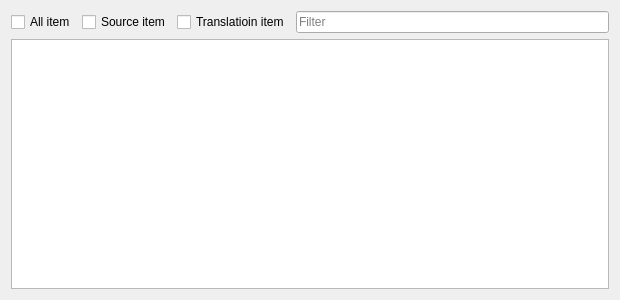
Before: the Qt Designer form xapps/xlinguist/src/tsfileview.ui in x-tools-author/x-tools, drawn with Qt 5.
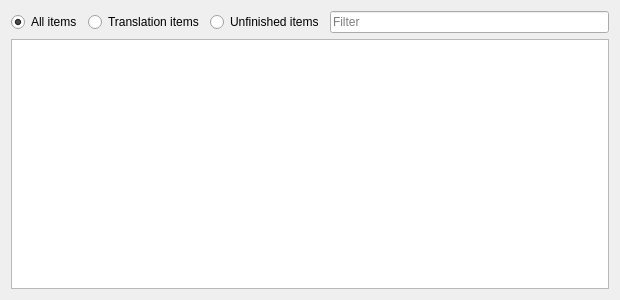
After: the same form once the commit is applied.

Patch:
```diff
--- a/xapps/xlinguist/src/tsfileview.ui
+++ b/xapps/xlinguist/src/tsfileview.ui
@@ -17,23 +17,26 @@
    <item row="0" column="0">
     <layout class="QHBoxLayout" name="horizontalLayout">
      <item>
-      <widget class="QCheckBox" name="checkBoxAll">
+      <widget class="QRadioButton" name="radioButtonAll">
        <property name="text">
-        <string>All item</string>
+        <string>All items</string>
        </property>
+       <property name="checked">
+        <bool>true</bool>
+       </property>
       </widget>
      </item>
      <item>
-      <widget class="QCheckBox" name="checkBoxSource">
+      <widget class="QRadioButton" name="radioButtonTranslation">
        <property name="text">
-        <string>Source item</string>
+        <string>Translation items</string>
        </property>
       </widget>
      </item>
      <item>
-      <widget class="QCheckBox" name="checkBoxTranslation">
+      <widget class="QRadioButton" name="radioButtonUnfinished">
        <property name="text">
-        <string>Translatioin item</string>
+        <string>Unfinished items</string>
        </property>
       </widget>
      </item>
```
